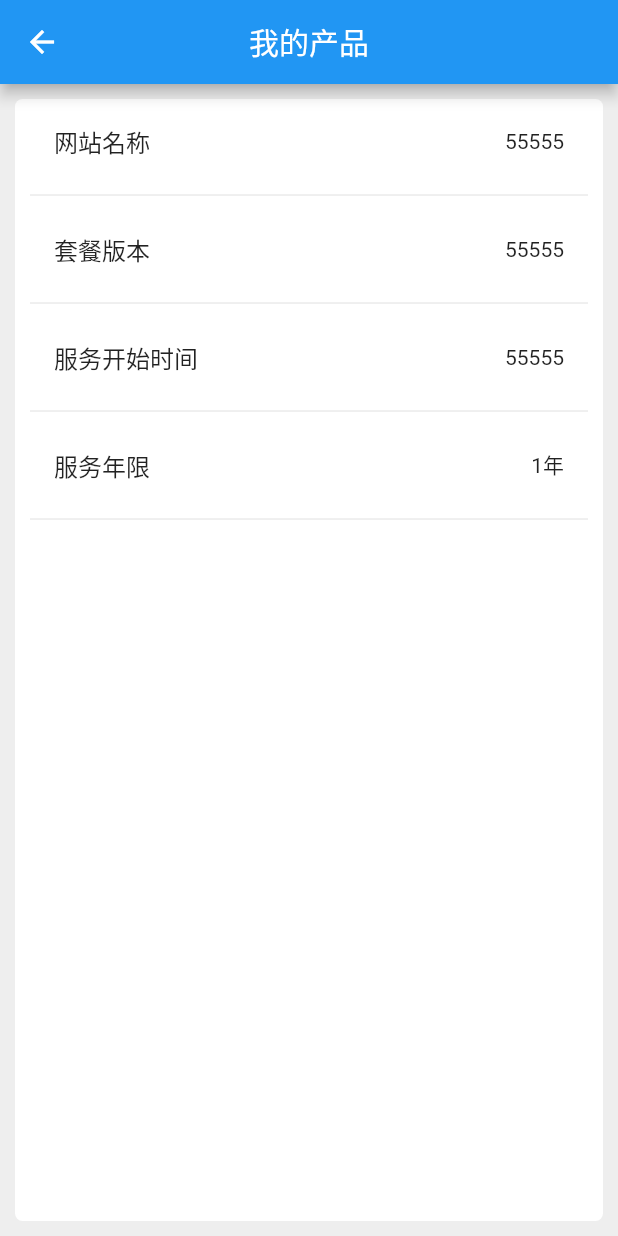
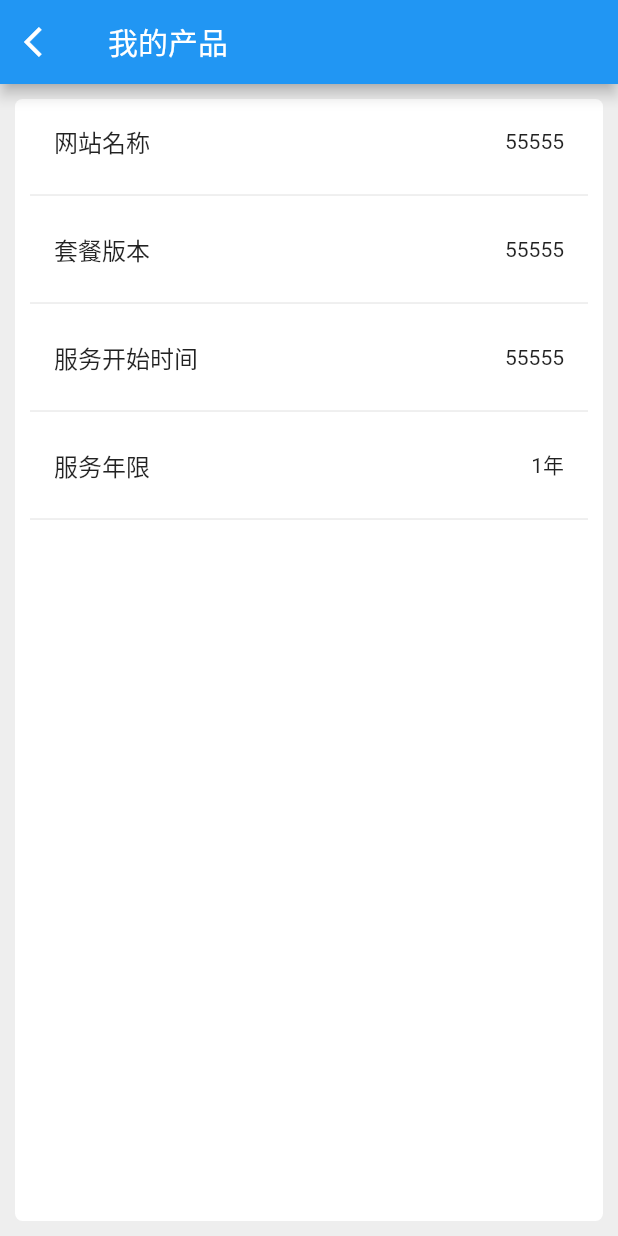
Before and after one commit to gxkai/waimao-flutter, a Flutter app: the MinePage screen opened by its route, after a tap on "我的产品", on a phone screen of 412 x 824 dp. Run offline on Flutter 3.47's test engine with Material 2 defaults, Android fonts, the phone set to English and light mode, and no system bars; our stand-ins replace charts_flutter, cookie_jar, dio, fluro, flutter_spinkit, pull_to_refresh and 2 more; missing offline and left inert: date_range_picker; accounts and stored records are empty; generated files the repository leaves out were written again; network calls fail; statements that could not run were skipped.

Commit message:
询盘信息对接api

```diff
--- a/lib/api/api.dart
+++ b/lib/api/api.dart
@@ -18,5 +18,7 @@ class Api{
 
   static const String MyProduct = BASE_URL + '/client/my';
 
+  static const String Message = BASE_URL + '/client/message';
+
   static const String VisitByKeyword = BASE_URL + '/client/keyword';
 }
--- a/lib/main.dart
+++ b/lib/main.dart
@@ -31,7 +31,7 @@ class _MyAppState extends State<MyApp> {
     LoginPage.tag: (context) => LoginPage(),
     HomePage.tag: (context) => HomePage(),
     MinePage.tag: (context) => MinePage(),
-    Message.tag: (context) => Message(),
+    MessageList.tag: (context) => MessageList(),
     FlowStatistics.tag: (context) => FlowStatistics(),
     AccessTime.tag: (context) => AccessTime(),
     TerminalDevice.tag: (context) => TerminalDevice(),
--- /dev/null
+++ b/lib/model/message.dart
@@ -0,0 +1,31 @@
+class Message {
+  String name;
+  String phone;
+  String email;
+  String address;
+  String content;
+  int isRead;
+  DateTime createdAt;
+
+  Message({
+    this.name,
+    this.phone,
+    this.email,
+    this.address,
+    this.content,
+    this.isRead,
+    this.createdAt,
+  });
+
+  factory Message.fromJson(Map<String, dynamic> json) {
+    return Message(
+        name: json['name'],
+        phone: json['phone'],
+        email: json['email'],
+        address: json['address'],
+        content: json['content'],
+        isRead: json['isread'],
+        createdAt: DateTime.parse(json['created_at'])
+    );
+  }
+}
--- a/lib/views/components/drawer.dart
+++ b/lib/views/components/drawer.dart
@@ -59,7 +59,7 @@ class MyDrawer extends StatelessWidget {
                     title: const Text('询盘信息'),
                     contentPadding: EdgeInsets.symmetric(horizontal: 0.0),
                     onTap: (){
-                      Navigator.of(context).pushNamed(Message.tag);
+                      Navigator.of(context).pushNamed(MessageList.tag);
                     }
                   ),
                   Divider(height:10.0,indent:0.0,color: Colors.black26,),
--- a/lib/views/mine/index.dart
+++ b/lib/views/mine/index.dart
@@ -16,10 +16,9 @@ class MinePage extends StatelessWidget {
     return Scaffold(
       appBar: AppBar(
         title: Text("我的"),
-        centerTitle: true,
         leading: Builder(builder: (context) {
           return IconButton(
-            icon: Icon(Icons.menu, color: Colors.black),
+            icon: Icon(Icons.menu),
             onPressed: () {
               // 打开侧边菜单
               Scaffold.of(context).openDrawer();
@@ -48,13 +47,13 @@ class _IndexState extends State{
       content: Text('确定退出登录吗？'),
       actions: <Widget>[
         FlatButton(
-          child: Text('取消'),
+          child: Text('取消', style: TextStyle(color: Colors.blue[500]),),
           onPressed: () {
             Navigator.of(context).pop();
           },
         ),
         FlatButton(
-          child: Text('确定'),
+          child: Text('确定', style: TextStyle(color: Colors.blue[500]),),
           onPressed: () {
             logOut();
             Navigator.of(context).pushNamedAndRemoveUntil(LoginPage.tag, (route) => route == null);
@@ -146,6 +145,9 @@ class _IndexState extends State{
                   color: Colors.white,
                   borderRadius: BorderRadius.circular(5.0)
                 ),
+                child: Material(
+                  color: Colors.white,
+                  borderRadius: BorderRadius.circular(5.0),
                   child: InkWell(
                     onTap: () => showDialog(
                         context: context, builder: (_) => _logOutDialog()
@@ -154,7 +156,8 @@ class _IndexState extends State{
                       padding: EdgeInsets.symmetric(vertical: 15.0),
                       child: Text('退出登录',
                         textAlign:TextAlign.center,
-                      style: TextStyle(fontSize: 16.0),
+                        style: TextStyle(fontSize: 16.0, color: Colors.black),
+                      ),
                     ),
                   ),
                 )
--- a/lib/views/mine/product.dart
+++ b/lib/views/mine/product.dart
@@ -22,7 +22,12 @@ class _MyProductState extends State<MyProduct> {
     return Scaffold(
       appBar: AppBar(
         title: Text("我的产品"),
-        centerTitle: true,
+        leading: IconButton(
+            icon: Icon(Icons.arrow_back_ios),
+            onPressed: () {
+              Navigator.pop(context);
+            }
+        ),
       ),
       body: Container(
             color: Colors.grey[200],
```
Also changed, not shown: lib/utils/data_utils.dart (+13 -0 lines), lib/views/home_page.dart (+38 -17 lines), lib/views/message/message.dart (+125 -52 lines), lib/views/mine/about.dart (+6 -1 lines), lib/views/mine/changePassword.dart (+6 -1 lines). Lines whose indentation alone changed are shown as unchanged.
